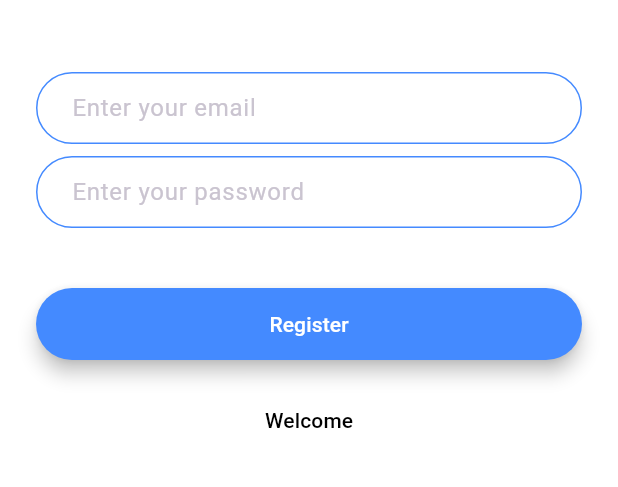
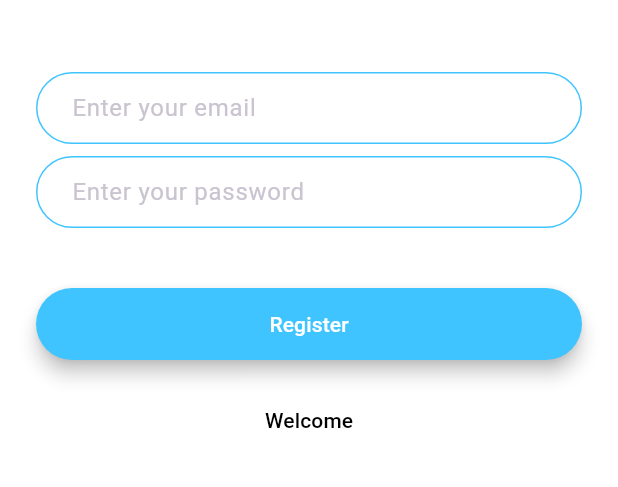
Before and after one commit to Nguirane120/firebasechatwithflutter, a Flutter app: the screen it shows after launch, after a tap on "Register", on a phone screen of 412 x 824 dp, the part 540-1027 px from its top. Run offline on Flutter 3.47's test engine with Material 3 defaults, Android fonts, the phone set to English and light mode, and no system bars; our stand-ins replace animated_text_kit, firebase_core; accounts and stored records are empty.

```diff
--- a/lib/main.dart
+++ b/lib/main.dart
@@ -1,12 +1,20 @@
+import 'package:firebase_core/firebase_core.dart';
 import 'package:firebasechat/screens/chatscren.dart';
 import 'package:firebasechat/screens/loginscreen.dart';
 import 'package:firebasechat/screens/registerscreen.dart';
 import 'package:firebasechat/welcomescreen.dart';
 import 'package:flutter/material.dart';
+import 'firebase_options.dart';
 
-void main() => runApp(FlashChat());
+Future<void> main() async {
+  WidgetsFlutterBinding.ensureInitialized();
+  await Firebase.initializeApp(
+    options: DefaultFirebaseOptions.currentPlatform,
+  );
+  runApp(MyApp());
+}
 
-class FlashChat extends StatelessWidget {
+class MyApp extends StatelessWidget {
   @override
   Widget build(BuildContext context) {
     return MaterialApp(
--- a/lib/screens/registerscreen.dart
+++ b/lib/screens/registerscreen.dart
@@ -1,3 +1,5 @@
+import 'package:firebasechat/widgets/buttonwidget.dart';
+import 'package:firebasechat/widgets/inputwidget.dart';
 import 'package:flutter/material.dart';
 
 class RegistrationScreen extends StatefulWidget {
@@ -26,73 +28,24 @@ class _RegistrationScreenState extends State<RegistrationScreen> {
             SizedBox(
               height: 48.0,
             ),
-            TextField(
-              onChanged: (value) {
-                //Do something with the user input.
-              },
-              decoration: InputDecoration(
-                hintText: 'Enter your email',
-                contentPadding:
-                    EdgeInsets.symmetric(vertical: 10.0, horizontal: 20.0),
-                border: OutlineInputBorder(
-                  borderRadius: BorderRadius.all(Radius.circular(32.0)),
-                ),
-                enabledBorder: OutlineInputBorder(
-                  borderSide: BorderSide(color: Colors.blueAccent, width: 1.0),
-                  borderRadius: BorderRadius.all(Radius.circular(32.0)),
-                ),
-                focusedBorder: OutlineInputBorder(
-                  borderSide: BorderSide(color: Colors.blueAccent, width: 2.0),
-                  borderRadius: BorderRadius.all(Radius.circular(32.0)),
-                ),
-              ),
-            ),
+            InputWidget(placeHolder: "Enter your email", onChange: (value) {}),
             SizedBox(
               height: 8.0,
             ),
-            TextField(
-              onChanged: (value) {
-                //Do something with the user input.
-              },
-              decoration: InputDecoration(
-                hintText: 'Enter your password',
-                contentPadding:
-                    EdgeInsets.symmetric(vertical: 10.0, horizontal: 20.0),
-                border: OutlineInputBorder(
-                  borderRadius: BorderRadius.all(Radius.circular(32.0)),
-                ),
-                enabledBorder: OutlineInputBorder(
-                  borderSide: BorderSide(color: Colors.blueAccent, width: 1.0),
-                  borderRadius: BorderRadius.all(Radius.circular(32.0)),
-                ),
-                focusedBorder: OutlineInputBorder(
-                  borderSide: BorderSide(color: Colors.blueAccent, width: 2.0),
-                  borderRadius: BorderRadius.all(Radius.circular(32.0)),
-                ),
-              ),
-            ),
+            InputWidget(
+                placeHolder: "Enter your password", onChange: (value) {}),
             SizedBox(
               height: 24.0,
             ),
-            Padding(
-              padding: EdgeInsets.symmetric(vertical: 16.0),
-              child: Material(
-                color: Colors.blueAccent,
-                borderRadius: BorderRadius.all(Radius.circular(30.0)),
-                elevation: 5.0,
-                child: MaterialButton(
-                  onPressed: () {
-                    //Implement registration functionality.
-                  },
-                  minWidth: 200.0,
-                  height: 42.0,
-                  child: Text(
-                    'Register',
-                    style: TextStyle(color: Colors.white),
-                  ),
-                ),
-              ),
-            ),
+            Buttonwidget(
+                text: "Register",
+                color: Colors.lightBlueAccent,
+                onpress: () {
+                  {
+                    //Go to login screen.
+                    Navigator.pushNamed(context, "/login");
+                  }
+                }),
             TextButton(
               onPressed: () {
                 Navigator.pushNamed(context, '/');
--- a/lib/welcomescreen.dart
+++ b/lib/welcomescreen.dart
@@ -1,3 +1,5 @@
+import 'package:animated_text_kit/animated_text_kit.dart';
+import 'package:firebasechat/widgets/buttonwidget.dart';
 import 'package:flutter/material.dart';
 
 class WelcomeScreen extends StatefulWidget {
@@ -15,7 +17,7 @@ class _WelcomeScreenState extends State<WelcomeScreen>
     super.initState();
     controller = AnimationController(
       vsync: this,
-      duration: Duration(seconds: 2),
+      duration: Duration(milliseconds: 2000),
     );
 
     animation = ColorTween(begin: Colors.blueAccent, end: Colors.white)
@@ -54,56 +56,36 @@ class _WelcomeScreenState extends State<WelcomeScreen>
                     height: 60.0,
                   ),
                 ),
-                Text(
-                  'Flash Chat',
-                  style: TextStyle(
-                      fontSize: 45.0,
-                      fontWeight: FontWeight.w900,
-                      color: Colors.black),
-                ),
+                AnimatedTextKit(repeatForever: true, animatedTexts: [
+                  TypewriterAnimatedText(
+                    speed: Duration(seconds: 2),
+                    'Flash Chat',
+                    textStyle: TextStyle(
+                        fontSize: 45.0,
+                        fontWeight: FontWeight.w900,
+                        color: Colors.black),
+                  )
+                ]),
               ],
             ),
             SizedBox(
               height: 48.0,
             ),
-            Padding(
-              padding: EdgeInsets.symmetric(vertical: 16.0),
-              child: Material(
-                elevation: 5.0,
+            Buttonwidget(
+                text: "Login",
                 color: Colors.lightBlueAccent,
-                borderRadius: BorderRadius.circular(30.0),
-                child: MaterialButton(
-                  onPressed: () {
+                onpress: () {
+                  {
                     //Go to login screen.
                     Navigator.pushNamed(context, "/login");
-                  },
-                  minWidth: 200.0,
-                  height: 42.0,
-                  child: Text(
-                    'Log In',
-                  ),
-                ),
-              ),
-            ),
-            Padding(
-              padding: EdgeInsets.symmetric(vertical: 16.0),
-              child: Material(
-                color: Colors.blueAccent,
-                borderRadius: BorderRadius.circular(30.0),
-                elevation: 5.0,
-                child: MaterialButton(
-                  onPressed: () {
-                    //Go to registration screen.
-                    Navigator.pushNamed(context, '/register');
-                  },
-                  minWidth: 200.0,
-                  height: 42.0,
-                  child: Text(
-                    'Register',
-                  ),
-                ),
-              ),
-            ),
+                  }
+                }),
+            Buttonwidget(
+                text: "Register",
+                color: Colors.blueGrey,
+                onpress: () {
+                  Navigator.pushNamed(context, '/register');
+                })
           ],
         ),
       ),
--- /dev/null
+++ b/lib/widgets/buttonwidget.dart
@@ -0,0 +1,29 @@
+import 'package:flutter/material.dart';
+
+class Buttonwidget extends StatelessWidget {
+  const Buttonwidget(
+      {required this.text, required this.color, required this.onpress});
+  final String text;
+  final Color color;
+  final VoidCallback onpress;
+
+  @override
+  Widget build(BuildContext context) {
+    return Padding(
+      padding: EdgeInsets.symmetric(vertical: 16.0),
+      child: Material(
+        elevation: 5.0,
+        color: Colors.lightBlueAccent,
+        borderRadius: BorderRadius.circular(30.0),
+        child: MaterialButton(
+          onPressed: onpress,
+          minWidth: 200.0,
+          height: 42.0,
+          child: Text(
+            text,
+          ),
+        ),
+      ),
+    );
+  }
+}
--- /dev/null
+++ b/lib/widgets/inputwidget.dart
@@ -0,0 +1,32 @@
+import 'package:flutter/material.dart';
+
+class InputWidget extends StatelessWidget {
+  InputWidget({required this.placeHolder, required this.onChange});
+  final String placeHolder;
+  final Function(String) onChange;
+
+  @override
+  Widget build(BuildContext context) {
+    return TextField(
+      onChanged: (value) {
+        //Do something with the user input.
+        onChange(value);
+      },
+      decoration: InputDecoration(
+        hintText: placeHolder,
+        contentPadding: EdgeInsets.symmetric(vertical: 10.0, horizontal: 20.0),
+        border: OutlineInputBorder(
+          borderRadius: BorderRadius.all(Radius.circular(32.0)),
+        ),
+        enabledBorder: OutlineInputBorder(
+          borderSide: BorderSide(color: Colors.lightBlueAccent, width: 1.0),
+          borderRadius: BorderRadius.all(Radius.circular(32.0)),
+        ),
+        focusedBorder: OutlineInputBorder(
+          borderSide: BorderSide(color: Colors.lightBlueAccent, width: 2.0),
+          borderRadius: BorderRadius.all(Radius.circular(32.0)),
+        ),
+      ),
+    );
+  }
+}
--- a/pubspec.yaml
+++ b/pubspec.yaml
@@ -35,6 +35,10 @@ dependencies:
   # The following adds the Cupertino Icons font to your application.
   # Use with the CupertinoIcons class for iOS style icons.
   cupertino_icons: ^1.0.8
+  animated_text_kit: ^4.2.2
+  firebase_core: ^3.6.0
+  firebase_auth: ^5.3.1
+
 
 dev_dependencies:
   flutter_test:
```
Also changed, not shown: lib/screens/loginscreen.dart (+15 -61 lines), firebase.json (added), lib/firebase_options.dart (added), pubspec.lock, 7 other files.
